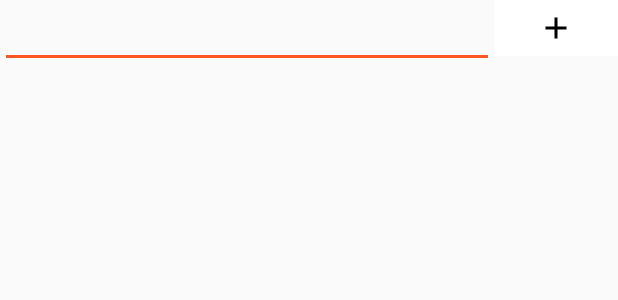
After one commit to ElaNovita/PelinMobile, an Android app: the layout fragment_invite_dialog.xml on its own in the app's theme, with its tools: preview values and no code run, on a phone screen of 412 x 824 dp. The commit adds this screen. Shown: the top 300 px of the screen. Run offline under Robolectric (Android 15) with nearby library versions, the phone set to English and light mode, and no system bars; network calls fail.

Commit message:
invite member

```diff
--- a/app/src/main/java/com/example/ela/pelinmobile/Adapter/ConfirmAdapter.java
+++ b/app/src/main/java/com/example/ela/pelinmobile/Adapter/ConfirmAdapter.java
@@ -109,7 +109,7 @@ public class ConfirmAdapter extends RecyclerView.Adapter<ConfirmAdapter.ViewHold
 
     public void reqJson() {
         RequestInterface service = new RetrofitBuilder(context).getRetrofit().create(RequestInterface.class);
-        Call<ApproveModel> call = service.confirmUser(4, 5);
+        Call<ApproveModel> call = service.confirmUser(4, 11);
         call.enqueue(new Callback<ApproveModel>() {
             @Override
             public void onResponse(Call<ApproveModel> call, Response<ApproveModel> response) {
--- a/app/src/main/java/com/example/ela/pelinmobile/Fragment/GroupDetail/ConfirmMember.java
+++ b/app/src/main/java/com/example/ela/pelinmobile/Fragment/GroupDetail/ConfirmMember.java
@@ -30,8 +30,6 @@ import retrofit2.Response;
  * Created by e on 9/04/16.
  */
 public class ConfirmMember extends AppCompatActivity {
-
-    private List<RequestModel> users;
     RecyclerView recyclerView;
     Button confirmAll;
     int groupId = 4;
--- a/app/src/main/java/com/example/ela/pelinmobile/Interface/MemberInterface.java
+++ b/app/src/main/java/com/example/ela/pelinmobile/Interface/MemberInterface.java
@@ -1,5 +1,6 @@
 package com.example.ela.pelinmobile.Interface;
 
+import com.example.ela.pelinmobile.Model.ApproveModel;
 import com.example.ela.pelinmobile.Model.MemberModel;
 
 import java.util.List;
@@ -7,6 +8,7 @@ import java.util.List;
 import retrofit2.Call;
 import retrofit2.http.GET;
 import retrofit2.http.Path;
+import retrofit2.http.Query;
 
 /**
  * Created by e on 20/04/16.
@@ -15,4 +17,8 @@ public interface MemberInterface {
 
     @GET("groups/{groupId}/members")
     Call<List<MemberModel>> getMembers(@Path("groupId") int groupId);
+
+    @GET("groups/{groupId}/members/invite")
+    Call<ApproveModel> invite(@Path("groupId") int groupId, @Query("nim") String nim);
+
 }
--- /dev/null
+++ b/app/src/main/res/layout/fragment_invite_dialog.xml
@@ -0,0 +1,21 @@
+<LinearLayout xmlns:android="http://schemas.android.com/apk/res/android"
+    xmlns:tools="http://schemas.android.com/tools"
+    android:layout_width="match_parent"
+    android:layout_height="match_parent"
+    android:orientation="horizontal"
+    tools:context=".Fragment.InviteDialog">
+
+    <!-- TODO: Update blank fragment layout -->
+    <EditText
+        android:id="@+id/username"
+        android:layout_width="0dp"
+        android:layout_height="wrap_content"
+        android:layout_weight="8"/>
+    <ImageButton
+        android:id="@+id/invite"
+        android:layout_width="0dp"
+        android:layout_height="37dp"
+        android:layout_weight="2"
+        android:src="@drawable/ic_add_black_24dp"
+        android:background="@android:color/white"/>
+</LinearLayout>
```
Also changed, not shown: app/build.gradle (+5 -5 lines), app/src/main/java/com/example/ela/pelinmobile/Fragment/GroupDetail/MemberFragment.java (+74 -5 lines), app/src/main/java/com/example/ela/pelinmobile/Fragment/InviteDialog.java (added, +87 -0 lines), app/src/main/java/com/example/ela/pelinmobile/Model/MemberModel.java (+9 -0 lines), app/src/main/res/layout/fragment_member.xml (+32 -5 lines), app/src/main/res/drawable-hdpi/ic_add_black_24dp.png (added), app/src/main/res/drawable-mdpi/ic_add_black_24dp.png (added), app/src/main/res/drawable-xhdpi/ic_add_black_24dp.png (added), app/src/main/res/drawable-xxhdpi/ic_add_black_24dp.png (added), app/src/main/res/drawable-xxxhdpi/ic_add_black_24dp.png (added).
